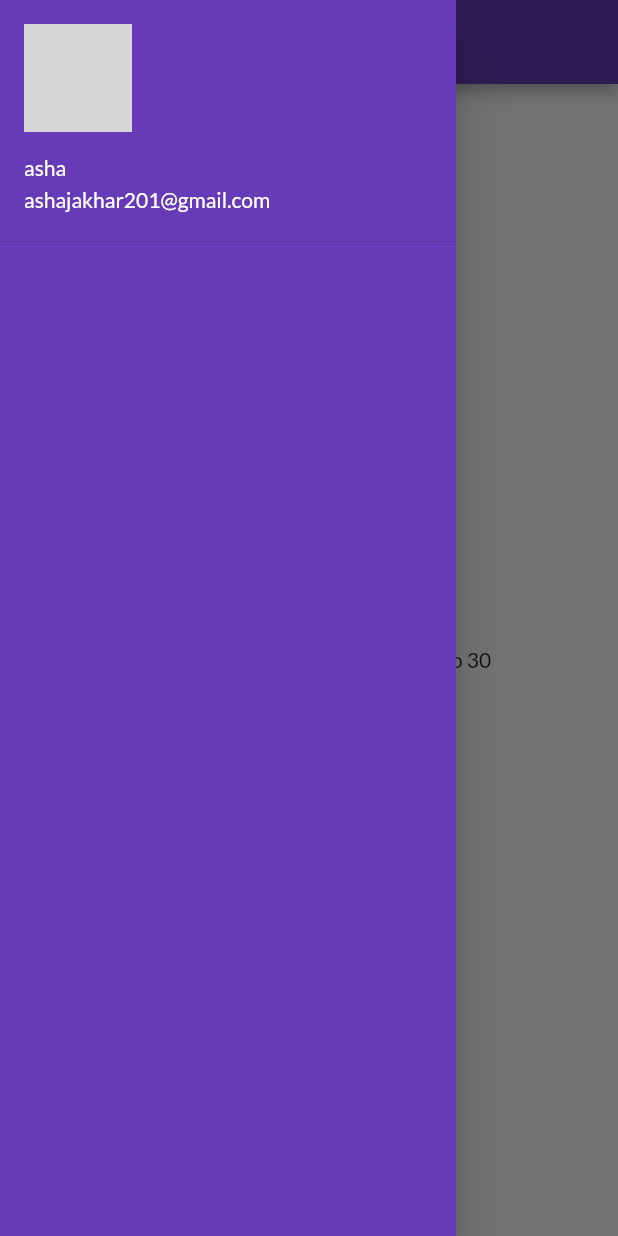
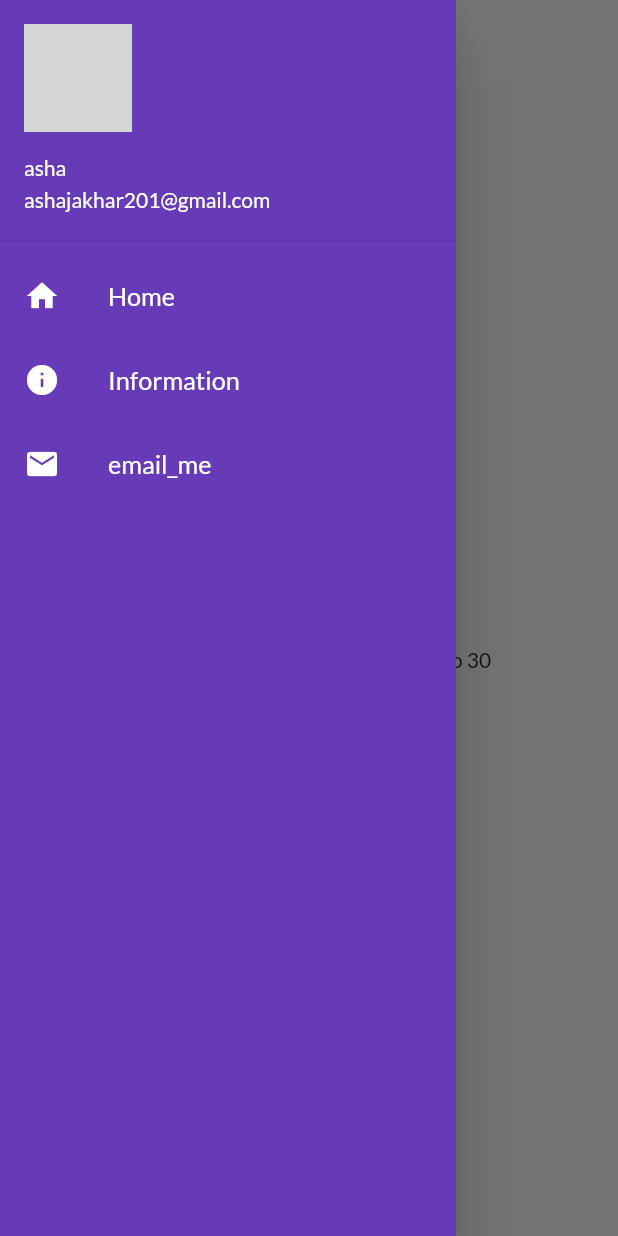
Before and after one commit to AshaJakhar/flutter_in, a Flutter app: the screen it shows after launch, with the side drawer open, on a phone screen of 412 x 824 dp. Run offline on Flutter 3.47's test engine with Material 2 defaults, Android fonts, the phone set to English and light mode, and no system bars; our stand-ins replace google_fonts; network calls fail; grey boxes are pictures that could not be loaded.

Commit message:
themes extracted

```diff
--- a/lib/main.dart
+++ b/lib/main.dart
@@ -1,6 +1,7 @@
 import 'package:flutter/material.dart';
 import 'package:flutter_catalog/pages/login_page.dart';
 import 'package:flutter_catalog/util/routes.dart';
+import 'package:flutter_catalog/widgets/themes.dart';
 import 'package:google_fonts/google_fonts.dart';
 import 'pages/home_page.dart';
 
@@ -13,13 +14,10 @@ class MyApp extends StatelessWidget {
   Widget build(BuildContext context) {
     return MaterialApp(
       themeMode: ThemeMode.light,
-      theme: ThemeData(
-          primarySwatch: Colors.deepPurple,
-          fontFamily: GoogleFonts.lato().fontFamily),
+      theme: MyTheme.lightTheme(context),
+      darkTheme: MyTheme.darktTheme(context),
       debugShowCheckedModeBanner: false,
-      darkTheme: ThemeData(
-        brightness: Brightness.dark,
-      ),
+
       initialRoute: MyRoutes.homeRoute,
 
       routes: {
--- a/lib/widgets/drawer.dart
+++ b/lib/widgets/drawer.dart
@@ -18,11 +18,44 @@ class MyDrawer extends StatelessWidget {
                   accountEmail: Text("ashajakhar201@gmail.com"),
                   currentAccountPicture: CircleAvatar(
                     backgroundImage: NetworkImage(imageurl),
-                )
-
-
+                  )),
             ),
-            )
+            ListTile(
+                leading: Icon(
+                  Icons.home,
+                  color: Colors.white,
+                ),
+                title: Text(
+                  "Home",
+                  textScaleFactor: 1.2,
+                  style: TextStyle(
+                    color: Colors.white,
+                  ),
+                )),
+            ListTile(
+                leading: Icon(
+                  Icons.info_rounded,
+                  color: Colors.white,
+                ),
+                title: Text(
+                  "Information",
+                  textScaleFactor: 1.2,
+                  style: TextStyle(
+                    color: Colors.white,
+                  ),
+                )),
+                ListTile(
+                leading: Icon(
+                  Icons.mail,
+                  color: Colors.white,
+                ),
+                title: Text(
+                  "email_me",
+                  textScaleFactor: 1.2,
+                  style: TextStyle(
+                    color: Colors.white,
+                  ),
+                ))
           ],
         ),
       ),
--- /dev/null
+++ b/lib/widgets/themes.dart
@@ -0,0 +1,22 @@
+import 'package:flutter/material.dart';
+import 'package:google_fonts/google_fonts.dart';
+
+class MyTheme {
+  static ThemeData lightTheme(BuildContext context) => ThemeData(
+        primarySwatch: Colors.deepPurple,
+        fontFamily: GoogleFonts.lato().fontFamily,
+        appBarTheme: AppBarTheme(
+          color: Colors.white,
+          elevation: 0.0,
+          iconTheme: IconThemeData(color: Colors.black),
+          titleTextStyle: TextStyle(
+            color: Colors.black,
+            fontSize: 16,
+          ),
+        ),
+      );
+
+      static ThemeData darktTheme(BuildContext context) => ThemeData(
+         brightness: Brightness.dark,
+      );
+}
```
Also changed, not shown: pubspec.lock. Lines whose indentation alone changed are shown as unchanged.
